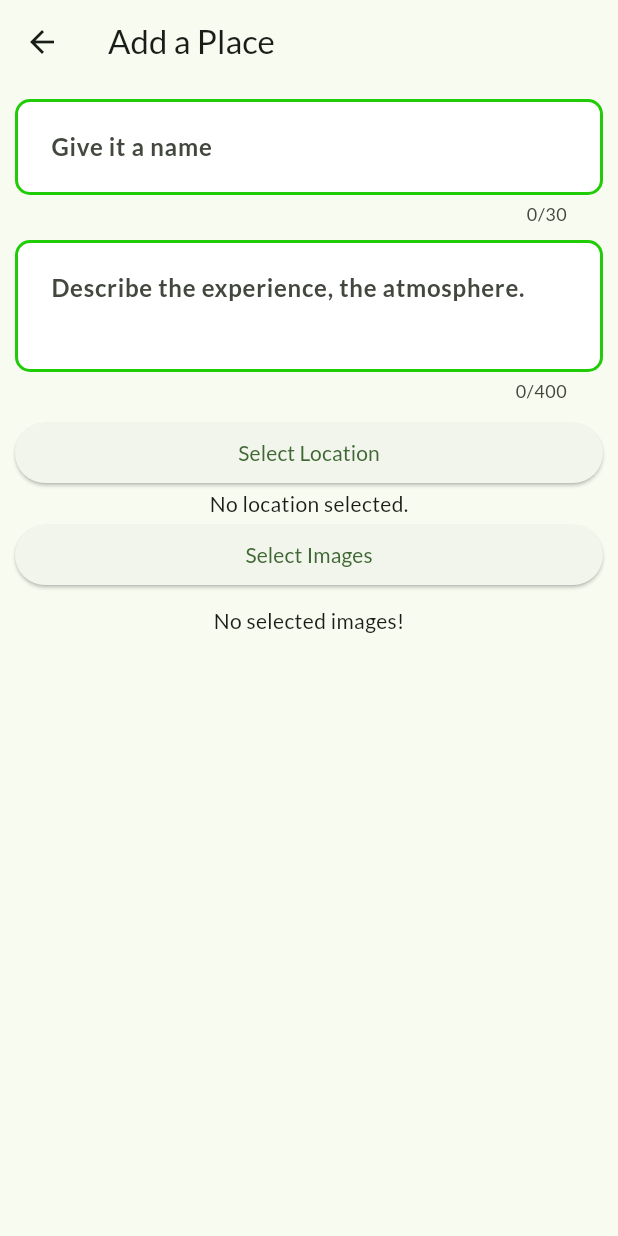
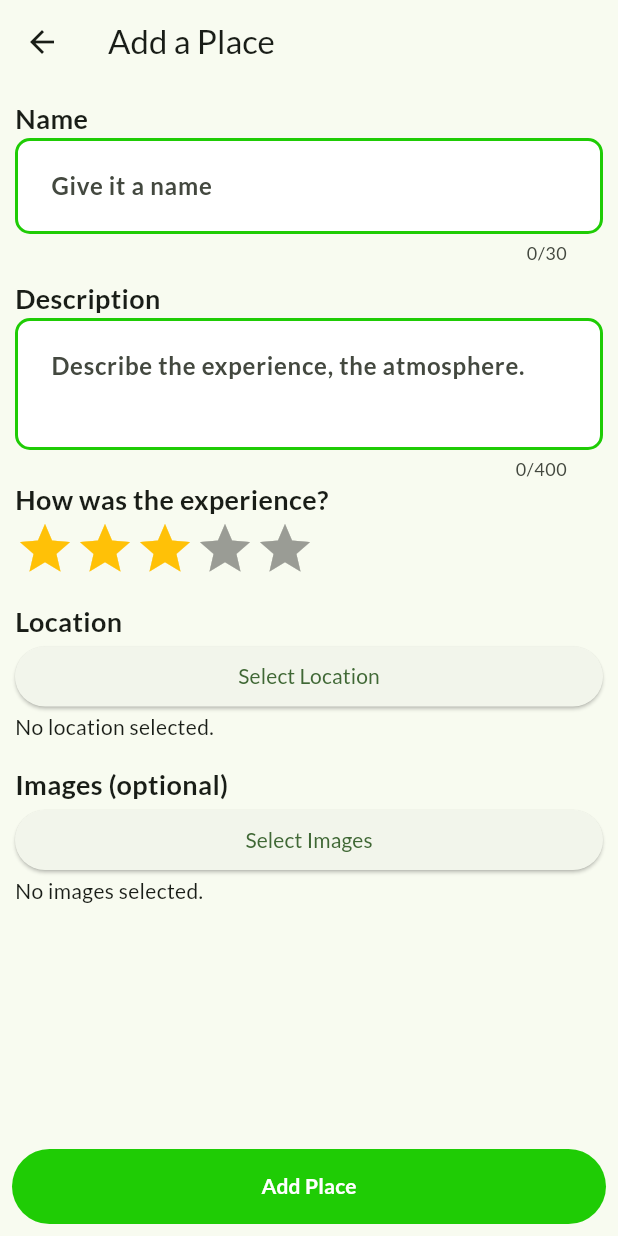
Before and after one commit to mrsrmn/cityvista, a Flutter app: the AddPlace screen opened directly, on a phone screen of 412 x 824 dp. Run offline on Flutter 3.47's test engine with Material 2 defaults, Android fonts, the phone set to English and light mode, and no system bars; drawn by our look-alikes of flutter_rating_bar; our stand-ins replace bloc, cloud_firestore, firebase_auth, firebase_core, firebase_storage, flutter_bloc and 9 more; missing offline and left inert: app_settings, country_dial_code, location_picker_flutter_map; accounts and stored records are empty; generated files the repository leaves out were written again; project files that could hold a hidden picture were left out.

Commit message:
add the rating bar

```diff
--- a/lib/pages/main/add_place.dart
+++ b/lib/pages/main/add_place.dart
@@ -1,19 +1,21 @@
 import 'dart:async';
 import 'dart:io';
 
-import 'package:cloud_firestore/cloud_firestore.dart';
 import 'package:flutter/material.dart';
 import 'package:flutter/services.dart';
 
 import 'package:cityvista/widgets/custom_text_field.dart';
 import 'package:cityvista/other/utils.dart';
 import 'package:cityvista/widgets/home_screen/add_page/location_selector.dart';
+import 'package:flutter_rating_bar/flutter_rating_bar.dart';
 
 import 'package:image_picker/image_picker.dart';
 import 'package:firebase_storage/firebase_storage.dart';
 import 'package:nanoid/nanoid.dart';
 import 'package:get/get.dart';
+import 'package:cloud_firestore/cloud_firestore.dart';
 
+import '../../other/constants.dart';
 
 class AddPlace extends StatefulWidget {
   const AddPlace({super.key});
@@ -32,6 +34,7 @@ class _AddPlaceState extends State<AddPlace> {
   String address = "";
   bool addressSelected = false;
   GeoPoint? geoPoint;
+  double currentRating = 1;
 
   @override
   Widget build(BuildContext context) {
@@ -45,8 +48,16 @@ class _AddPlaceState extends State<AddPlace> {
           padding: const EdgeInsets.only(left: 10, right: 10),
           child: SingleChildScrollView(
             child: Column(
+              crossAxisAlignment: CrossAxisAlignment.start,
               children: [
                 const SizedBox(height: 10),
+                const Text(
+                  "Name",
+                  style: TextStyle(
+                    fontSize: 18,
+                    fontWeight: FontWeight.bold
+                  ),
+                ),
                 CustomTextField(
                   controller: nameController,
                   fontWeight: FontWeight.w700,
@@ -54,6 +65,13 @@ class _AddPlaceState extends State<AddPlace> {
                   maxLength: 30,
                 ),
                 const SizedBox(height: 10),
+                const Text(
+                  "Description",
+                  style: TextStyle(
+                    fontSize: 18,
+                    fontWeight: FontWeight.bold
+                  ),
+                ),
                 CustomTextField(
                   controller: descriptionController,
                   fontWeight: FontWeight.w700,
@@ -63,7 +81,35 @@ class _AddPlaceState extends State<AddPlace> {
                   maxLines: null,
                   minLines: 2,
                 ),
-                const SizedBox(height: 10),
+                const Text(
+                  "How was the experience?",
+                  style: TextStyle(
+                    fontSize: 18,
+                    fontWeight: FontWeight.bold
+                  ),
+                ),
+                RatingBar.builder(
+                  initialRating: 3,
+                  minRating: 1,
+                  direction: Axis.horizontal,
+                  allowHalfRating: true,
+                  itemCount: 5,
+                  itemBuilder: (context, _) => const Icon(
+                    Icons.star,
+                    color: Colors.amber,
+                  ),
+                  onRatingUpdate: (rating) {
+                    currentRating = rating;
+                  },
+                ),
+                const SizedBox(height: 15),
+                const Text(
+                  "Location",
+                  style: TextStyle(
+                    fontSize: 18,
+                    fontWeight: FontWeight.bold
+                  ),
+                ),
                 SizedBox(
                   width: double.infinity,
                   child: ElevatedButton(
@@ -89,6 +135,14 @@ class _AddPlaceState extends State<AddPlace> {
                   )
                 ),
                 Text(addressSelected ? address : "No location selected."),
+                const SizedBox(height: 15),
+                const Text(
+                  "Images (optional)",
+                  style: TextStyle(
+                    fontSize: 18,
+                    fontWeight: FontWeight.bold
+                  ),
+                ),
                 SizedBox(
                   width: double.infinity,
                   child: ElevatedButton(
@@ -96,9 +150,32 @@ class _AddPlaceState extends State<AddPlace> {
                     child: const Text("Select Images")
                   ),
                 ),
-                const SizedBox(height: 10),
-                buildImagesView(),
+                buildImagesView()
               ],
+            ),
+          ),
+        ),
+      ),
+      bottomNavigationBar: SafeArea(
+        child: Padding(
+          padding: const EdgeInsets.all(8.0),
+          child: SizedBox(
+            width: double.infinity,
+            height: 50,
+            child: TextButton(
+              onPressed: () {
+
+              },
+              style: ButtonStyle(
+                foregroundColor: MaterialStateProperty.all(Colors.white),
+                backgroundColor: MaterialStateProperty.all(kTextColor),
+              ),
+              child: const Text(
+                "Add Place",
+                style: TextStyle(
+                  fontWeight: FontWeight.w700
+                ),
+              ),
             ),
           ),
         ),
@@ -191,7 +268,7 @@ class _AddPlaceState extends State<AddPlace> {
 
   Widget buildImagesView() {
     if (imagesList.isEmpty) {
-      return const Text("No selected images!");
+      return const Text("No images selected.");
     } else {
       return SizedBox(
         height: 150,
--- a/pubspec.yaml
+++ b/pubspec.yaml
@@ -55,6 +55,7 @@ dependencies:
   image_picker: ^1.0.3
   firebase_storage: ^11.2.6
   location_picker_flutter_map: ^1.2.2
+  flutter_rating_bar: ^4.0.1
 
 dev_dependencies:
   flutter_test:
```
Also changed, not shown: pubspec.lock.
